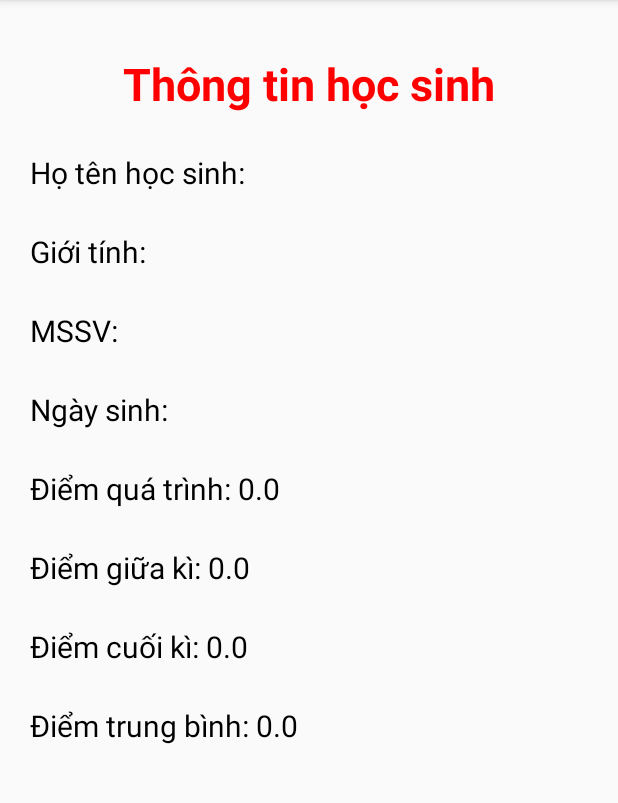
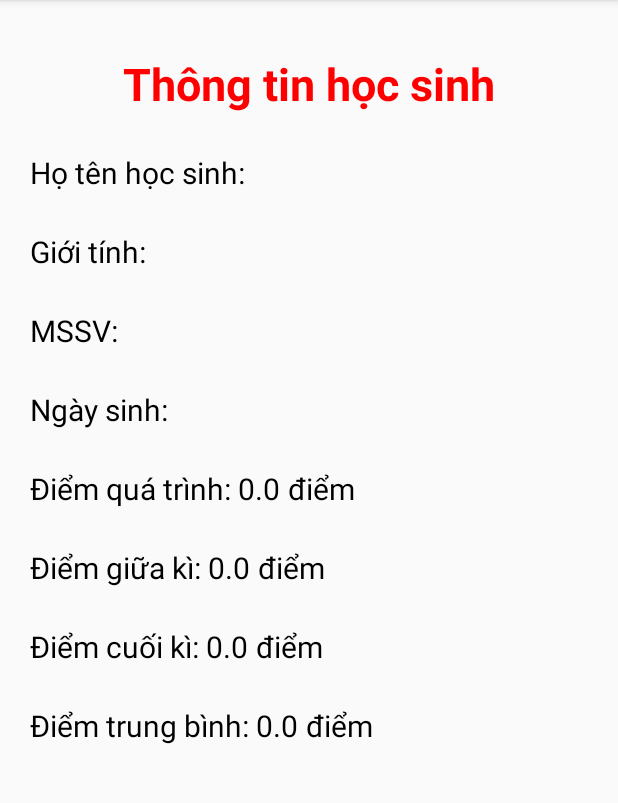
Before and after one commit to iFrancez/QUAN_LI_SINH_VIEN_MB, an Android app: the ActivityInformationStudent screen opened directly, with no data from a screen before it, on a phone screen of 412 x 824 dp, the part 84-887 px from its top. Run offline under Robolectric (Android 15) with nearby library versions, the phone set to English and light mode, and no system bars.

Commit message:
add new point of Student include: processpoint, middlepoint, finalpoint and avegepoint

```diff
--- a/app/src/main/java/com/example/quan_li_sinh_vien/ActivityUpdateStudent.java
+++ b/app/src/main/java/com/example/quan_li_sinh_vien/ActivityUpdateStudent.java
@@ -230,9 +230,10 @@ public class ActivityUpdateStudent extends AppCompatActivity {
     //tính điểm trung bình
     private static float avegepoint(float processpoint, float middlepoint, float finalpoint) {
         float avege = processpoint*0.2f + middlepoint*0.3f + finalpoint*0.5f;
+
         if (avege < 0 || avege > 10) {
             return -1;
         }
-        return avege;
+        return Float.parseFloat(String.format("%.2f", avege));
     }
 }
--- a/app/src/main/res/layout/activity_information_student.xml
+++ b/app/src/main/res/layout/activity_information_student.xml
@@ -133,7 +133,13 @@
             android:text="TPHCM"
             android:layout_width="wrap_content"
             android:layout_height="match_parent"></TextView>
-
+        <TextView
+            android:layout_width="wrap_content"
+            android:layout_height="match_parent"
+            android:text="điểm"
+            android:textColor="#000000"
+            android:layout_marginLeft="5dp"
+            android:textSize="20sp"></TextView>
     </LinearLayout>
     <LinearLayout
         android:orientation="horizontal"
@@ -156,7 +162,13 @@
             android:text="TPHCM"
             android:layout_width="wrap_content"
             android:layout_height="match_parent"></TextView>
-
+        <TextView
+            android:layout_width="wrap_content"
+            android:layout_height="match_parent"
+            android:text="điểm"
+            android:textColor="#000000"
+            android:layout_marginLeft="5dp"
+            android:textSize="20sp"></TextView>
     </LinearLayout>
     <LinearLayout
         android:orientation="horizontal"
@@ -179,7 +191,13 @@
             android:text="TPHCM"
             android:layout_width="wrap_content"
             android:layout_height="match_parent"></TextView>
-
+        <TextView
+            android:layout_width="wrap_content"
+            android:layout_height="match_parent"
+            android:text="điểm"
+            android:textColor="#000000"
+            android:layout_marginLeft="5dp"
+            android:textSize="20sp"></TextView>
     </LinearLayout>
 
     <LinearLayout
@@ -204,6 +222,13 @@
             android:text="TPHCM"
             android:textColor="#000000"
             android:textSize="20dp"></TextView>
+        <TextView
+            android:layout_width="wrap_content"
+            android:layout_height="match_parent"
+            android:text="điểm"
+            android:textColor="#000000"
+            android:layout_marginLeft="5dp"
+            android:textSize="20sp"></TextView>
 
     </LinearLayout>
 
```
